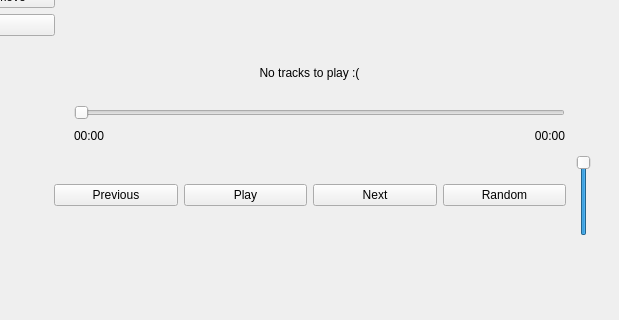
Old version of the form musicplayer.ui in the repository kvasoedd/musicplayer_kursovichok; both pictures show x 166 to 785 and y 245 to 565 of the 909 by 565 pixel window.
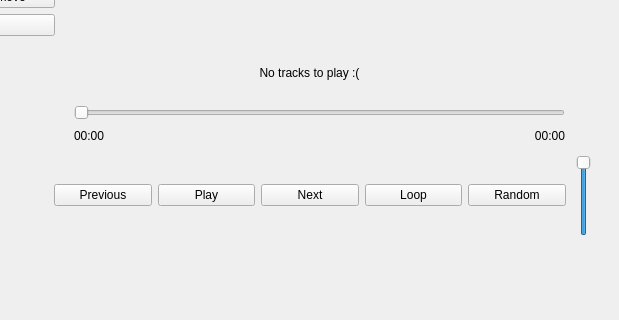
New version of the form.

Commit message:
Loop function
Добавлена функция зацикливания трека.

```diff
--- a/musicplayer.ui
+++ b/musicplayer.ui
@@ -45,6 +45,13 @@
        </property>
       </widget>
      </item>
+     <item>
+      <widget class="QPushButton" name="buttonLoop">
+       <property name="text">
+        <string>Loop</string>
+       </property>
+      </widget>
+     </item>
      <item>
       <widget class="QPushButton" name="buttonRandom">
        <property name="text">
```
Left out of the diff: 3 changed lines with no effect on the pictures. The commit also changes 5 other files.
